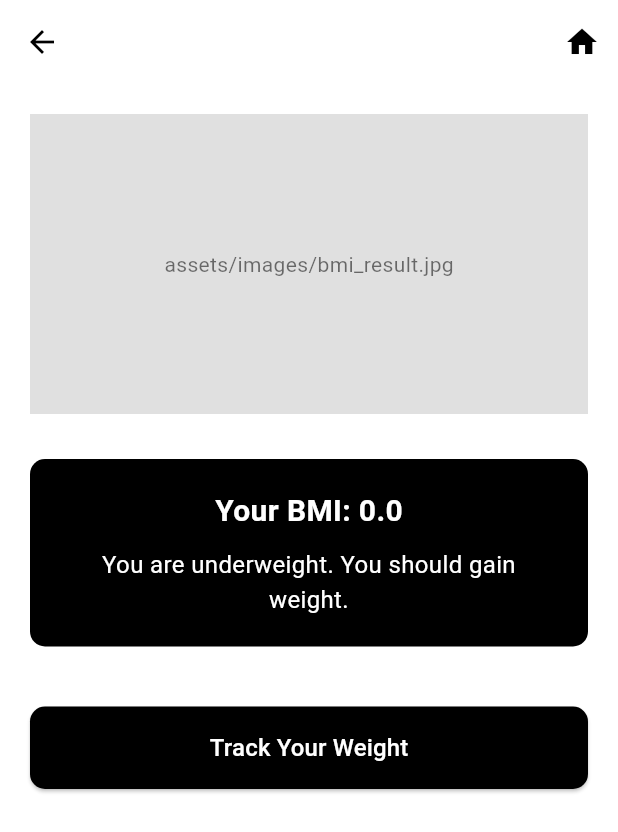
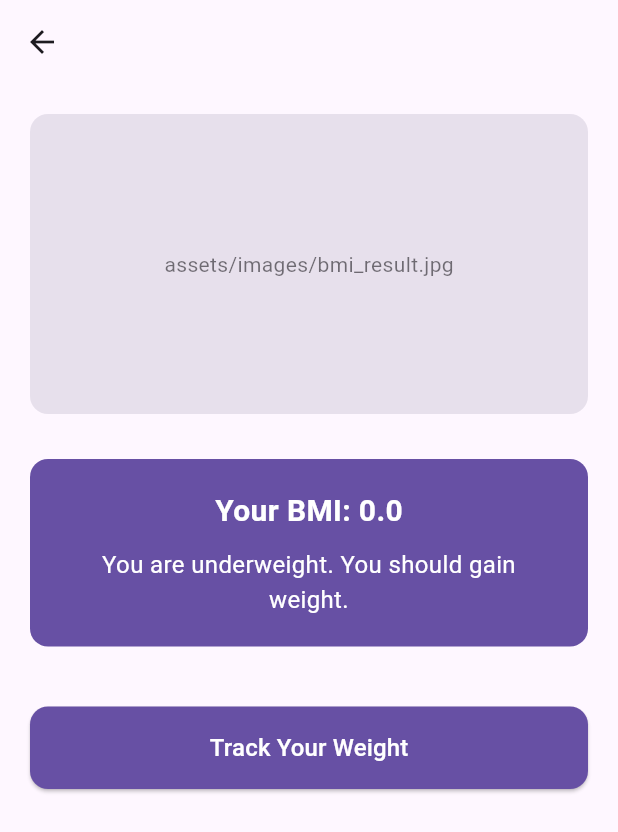
Before and after one commit to Elifsudeozmen/se380gymprojectt, a Flutter app: the BMIResultPage screen opened directly with empty values, on a phone screen of 412 x 824 dp. Shown: the top 832 px of the screen. Run offline on Flutter 3.47's test engine with Material 3 defaults, Android fonts, the phone set to English and light mode, and no system bars; our stand-ins replace cloud_firestore, firebase_auth, firebase_core, lottie; accounts and stored records are empty.

Commit message:
dark light mode

```diff
--- a/lib/_lib/features/bmi_result_page/presentation/bmi_result_page.dart
+++ b/lib/_lib/features/bmi_result_page/presentation/bmi_result_page.dart
@@ -1,13 +1,8 @@
-
-
 import 'package:flutter/material.dart';
 import 'package:gymproject/_lib/features/bmi_result_page/business/bmi_calculator.dart';
 import 'package:gymproject/_lib/features/bmi_result_page/data/bmi_repository.dart';
-import 'package:gymproject/_lib/features/registration_page/presentation/registration_page.dart';
 import 'package:gymproject/_lib/features/weight_height_page/weight_height_page.dart';
 import 'package:gymproject/_lib/features/weight_track_page/weight_track_page.dart';
-
-
 
 class BMIResultPage extends StatelessWidget {
   final double height;
@@ -17,6 +12,11 @@ class BMIResultPage extends StatelessWidget {
 
   @override
   Widget build(BuildContext context) {
+    final theme = Theme.of(context);
+    final background = theme.scaffoldBackgroundColor;
+    final onBg = theme.colorScheme.onBackground;
+    final isDark = theme.brightness == Brightness.dark;
+
     final bmiRepo = BMIRepository();
     final bmiCalc = BMICalculator();
 
@@ -24,64 +24,57 @@ class BMIResultPage extends StatelessWidget {
     final message = bmiCalc.interpretBMI(bmiValue);
 
     return Scaffold(
-      backgroundColor: Colors.white,
+      backgroundColor: background,
       appBar: AppBar(
-        backgroundColor: Colors.white,
+        backgroundColor: background,
         elevation: 0,
         leading: IconButton(
-          icon: const Icon(Icons.arrow_back, color: Colors.black),
+          icon: Icon(Icons.arrow_back, color: onBg),
           onPressed: () {
-            Navigator.push(
-              context,
-              MaterialPageRoute(builder: (_) => WeightHeightPage()),
-            );
+            Navigator.pop(context);
           },
         ),
-        actions: [
-          IconButton(
-            icon: const Icon(Icons.home, color: Colors.black),
-            onPressed: () {
-              Navigator.push(
-                context,
-                MaterialPageRoute(builder: (_) => const RegistrationPage()),
-              );
-            },
-          ),
-        ],
       ),
       body: SingleChildScrollView(
         child: Padding(
           padding: const EdgeInsets.all(20),
           child: Column(
             children: [
-              // IMAGE — sen dolduracaksın
+              // IMAGE PLACEHOLDER
               Container(
                 height: 200,
                 width: double.infinity,
-                color: Colors.grey.shade300,
+                decoration: BoxDecoration(
+                  color: theme.colorScheme.surfaceVariant,
+                  borderRadius: BorderRadius.circular(12),
+                ),
                 alignment: Alignment.center,
-                child: const Text(
+                child: Text(
                   "assets/images/bmi_result.jpg",
-                  style: TextStyle(color: Colors.black54),
+                  style: TextStyle(color: onBg.withOpacity(0.6)),
                 ),
               ),
 
               const SizedBox(height: 30),
 
-              // MESSAGE
+              // BMI RESULT CARD
               Container(
                 width: double.infinity,
                 padding: const EdgeInsets.all(20),
                 decoration: BoxDecoration(
-                  color: Colors.black,
-                  borderRadius: BorderRadius.circular(10),
+                  color: isDark
+                      ? theme.colorScheme.surface
+                      : theme.colorScheme.primary,
+                  borderRadius: BorderRadius.circular(12),
                 ),
                 child: Column(
                   children: [
                     Text(
                       "Your BMI: ${bmiValue.toStringAsFixed(1)}",
-                      style: const TextStyle(
-                        color: Colors.white,
+                      style: TextStyle(
+                        color: isDark
+                            ? theme.colorScheme.onSurface
+                            : theme.colorScheme.onPrimary,
                         fontSize: 20,
                         fontWeight: FontWeight.bold,
                       ),
@@ -90,8 +83,10 @@ class BMIResultPage extends StatelessWidget {
                     Text(
                       message,
                       textAlign: TextAlign.center,
-                      style: const TextStyle(
-                        color: Colors.white,
+                      style: TextStyle(
+                        color: isDark
+                            ? theme.colorScheme.onSurface
+                            : theme.colorScheme.onPrimary,
                         fontSize: 16,
                       ),
                     ),
@@ -101,15 +96,16 @@ class BMIResultPage extends StatelessWidget {
 
               const SizedBox(height: 40),
 
-              // BUTTON
+              // TRACK BUTTON
               SizedBox(
                 width: double.infinity,
                 child: ElevatedButton(
                   style: ElevatedButton.styleFrom(
                     padding: const EdgeInsets.symmetric(vertical: 16),
-                    backgroundColor: Colors.black,
+                    backgroundColor: theme.colorScheme.primary,
+                    foregroundColor: theme.colorScheme.onPrimary,
                     shape: RoundedRectangleBorder(
-                      borderRadius: BorderRadius.circular(10),
+                      borderRadius: BorderRadius.circular(12),
                     ),
                   ),
                   onPressed: () {
@@ -122,7 +118,7 @@ class BMIResultPage extends StatelessWidget {
                   },
                   child: const Text(
                     "Track Your Weight",
-                    style: TextStyle(color: Colors.white, fontSize: 16),
+                    style: TextStyle(fontSize: 16),
                   ),
                 ),
               ),
--- /dev/null
+++ b/lib/_lib/theme_notifier.dart
@@ -0,0 +1,14 @@
+import 'package:flutter/material.dart';
+
+class ThemeNotifier extends ChangeNotifier {
+  bool _isDarkMode = false;
+
+  bool get isDarkMode => _isDarkMode;
+
+  ThemeMode get themeMode => _isDarkMode ? ThemeMode.dark : ThemeMode.light;
+
+  void toggle(bool value) {
+    _isDarkMode = value;
+    notifyListeners();
+  }
+}
--- a/pubspec.yaml
+++ b/pubspec.yaml
@@ -36,6 +36,7 @@ dependencies:
   cloud_firestore: ^6.1.0
   firebase_auth: ^6.1.2
   lottie: ^3.3.2
+  provider: ^6.1.5+1
 
 
   # The following adds the Cupertino Icons font to your application.
```
Also changed, not shown: lib/_lib/features/profile_picture_page/profile_picture_page.dart (+7 -4 lines), lib/_lib/features/weight_height_page/weight_height_page.dart (+8 -26 lines), lib/_lib/features/weight_height_page/widgets/bmi_calculate_button.dart (+14 -17 lines), lib/_lib/features/weight_height_page/widgets/bmi_input_field.dart (+10 -9 lines), lib/_lib/features/weight_height_page/widgets/bmi_label.dart (+3 -6 lines), lib/main.dart (+16 -5 lines), pubspec.lock.
